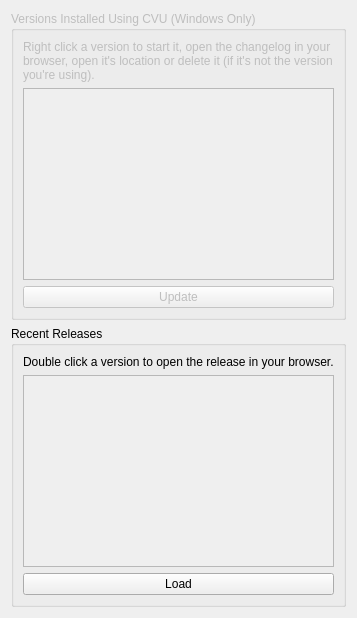
Old version of the form src/citra_qt/configuration/configure_versions.ui in the repository tbsp/citra-valentin.
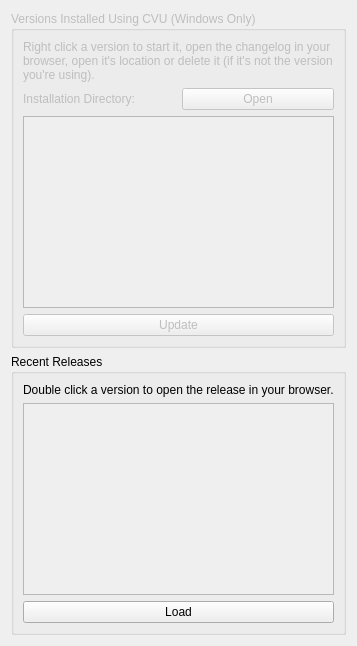
New version of the form.

Commit message: show cvu install dir and add button to open it in versions, use QCoreApplication::applicationDirPath for Open Executable Location, now that option is visible on linux

```diff
--- a/src/citra_qt/configuration/configure_versions.ui
+++ b/src/citra_qt/configuration/configure_versions.ui
@@ -32,6 +32,24 @@
         </property>
        </widget>
       </item>
+      <item>
+       <layout class="QHBoxLayout" name="horizontalLayout">
+        <item>
+         <widget class="QLabel" name="cvu_install_dir">
+          <property name="text">
+           <string>Installation Directory: </string>
+          </property>
+         </widget>
+        </item>
+        <item>
+         <widget class="QPushButton" name="open_cvu_install_dir">
+          <property name="text">
+           <string>Open</string>
+          </property>
+         </widget>
+        </item>
+       </layout>
+      </item>
       <item>
        <widget class="QListWidget" name="versions_installed_using_cvu"/>
       </item>
```
Left out of the diff: 1 changed line with no effect on the pictures. The commit also changes 4 other files.
